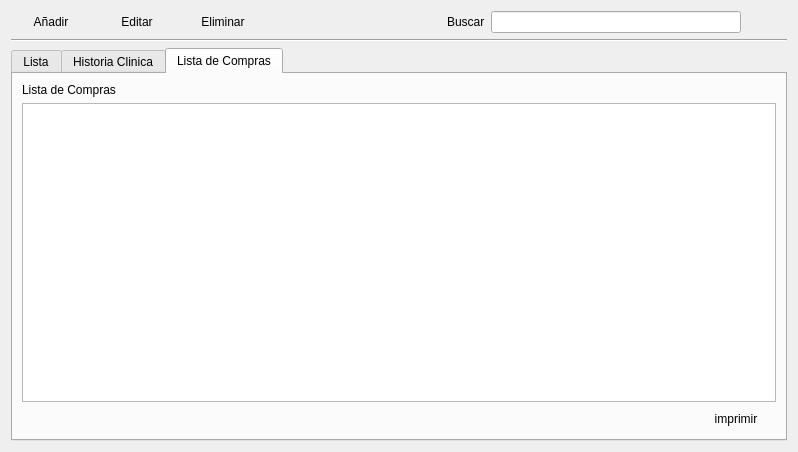
This is cliente/ui_cliente.ui in rodety/Jireh as Qt 5 draws it before an edit. The edited form follows.
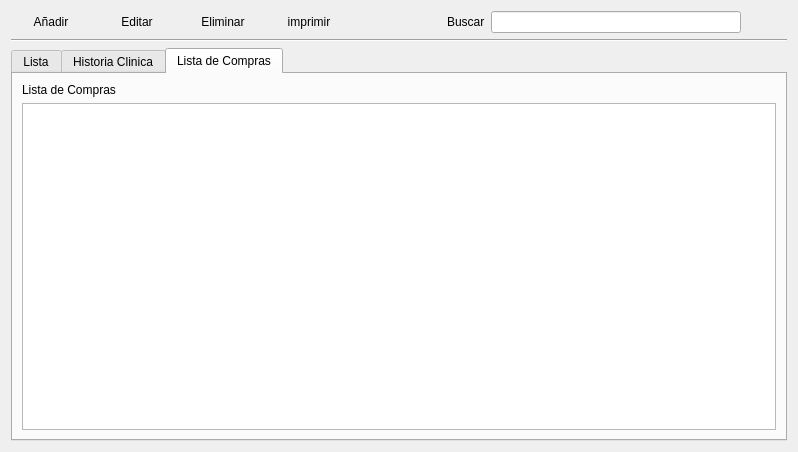
This is the edited form. Icons and pictures are not drawn.

```diff
--- a/cliente/ui_cliente.ui
+++ b/cliente/ui_cliente.ui
@@ -138,6 +138,21 @@
        </property>
       </widget>
      </item>
+     <item row="0" column="3">
+      <widget class="QPushButton" name="pushButton_imprimir_lc">
+       <property name="text">
+        <string>imprimir</string>
+       </property>
+       <property name="icon">
+        <iconset>
+         <selectedon>:/Icons/1349716391_monotone_printer_hardware.png</selectedon>
+        </iconset>
+       </property>
+       <property name="flat">
+        <bool>true</bool>
+       </property>
+      </widget>
+     </item>
     </layout>
    </item>
    <item row="1" column="0">
@@ -772,34 +787,6 @@
            </property>
           </widget>
          </item>
-         <item row="2" column="0">
-          <spacer name="horizontalSpacer_2">
-           <property name="orientation">
-            <enum>Qt::Horizontal</enum>
-           </property>
-           <property name="sizeHint" stdset="0">
-            <size>
-             <width>40</width>
-             <height>20</height>
-            </size>
-           </property>
-          </spacer>
-         </item>
-         <item row="2" column="1">
-          <widget class="QPushButton" name="pushButton_imprimir_lc">
-           <property name="text">
-            <string>imprimir</string>
-           </property>
-           <property name="icon">
-            <iconset>
-             <selectedon>:/Icons/1349716391_monotone_printer_hardware.png</selectedon>
-            </iconset>
-           </property>
-           <property name="flat">
-            <bool>true</bool>
-           </property>
-          </widget>
-         </item>
          <item row="1" column="0" colspan="2">
           <widget class="QTableView" name="tableView_compras"/>
          </item>
```
